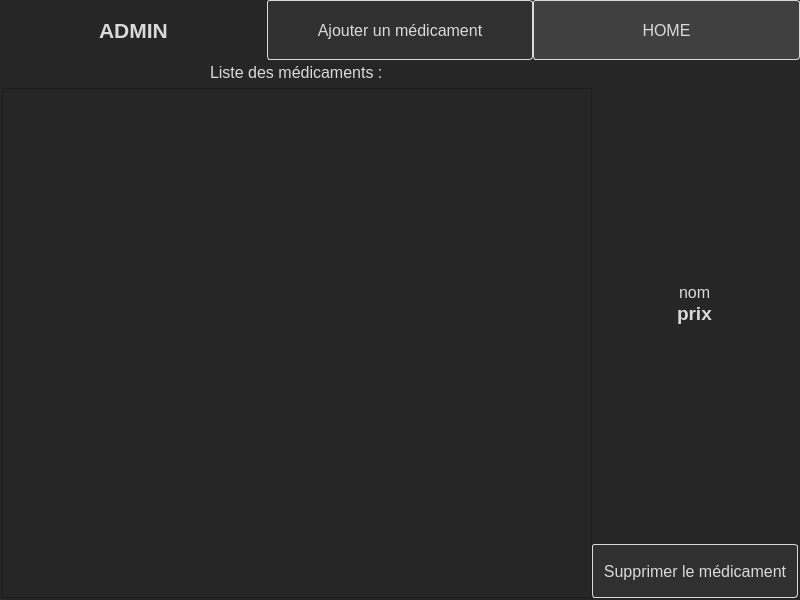
Old version of the form UberMedoc/adminapp.ui in the repository GregDAka/Ubermedoc.
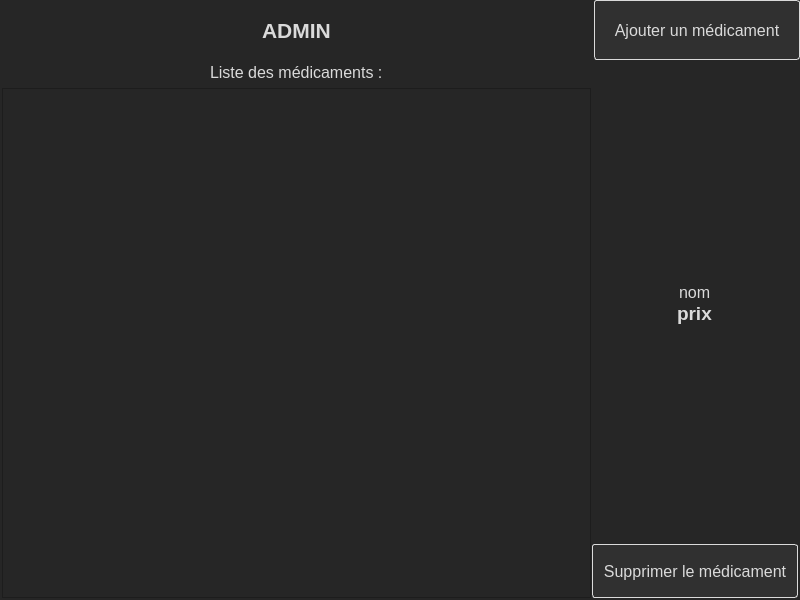
New version of the form.

```diff
--- a/UberMedoc/adminapp.ui
+++ b/UberMedoc/adminapp.ui
@@ -58,7 +58,7 @@
     <number>0</number>
    </property>
    <item>
-    <layout class="QHBoxLayout" name="horizontalLayout" stretch="25,25,25">
+    <layout class="QHBoxLayout" name="horizontalLayout" stretch="72,25">
      <property name="spacing">
       <number>0</number>
      </property>
@@ -93,28 +93,13 @@
        </property>
       </widget>
      </item>
-     <item>
-      <widget class="QPushButton" name="pushButton_4">
-       <property name="sizePolicy">
-        <sizepolicy hsizetype="Minimum" vsizetype="Preferred">
-         <horstretch>0</horstretch>
-         <verstretch>0</verstretch>
-        </sizepolicy>
-       </property>
-       <property name="font">
-        <font>
-         <pointsize>12</pointsize>
-        </font>
-       </property>
-       <property name="text">
-        <string>HOME</string>
-       </property>
-      </widget>
-     </item>
     </layout>
    </item>
    <item>
     <layout class="QHBoxLayout" name="horizontalLayout_3" stretch="0,0">
+     <property name="spacing">
+      <number>1</number>
+     </property>
      <item>
       <layout class="QVBoxLayout" name="verticalLayout" stretch="1,20">
        <property name="spacing">
@@ -146,7 +131,7 @@
         </layout>
        </item>
        <item>
-        <widget class="QListWidget" name="listWidget"/>
+        <widget class="QListView" name="listView"/>
        </item>
       </layout>
      </item>
```
